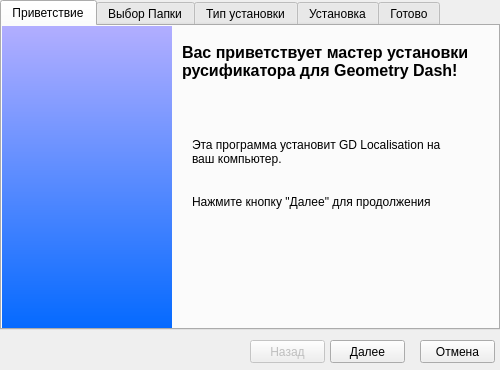
Old version of the form installer.ui in the repository gdlocalisation/gdl-installer.
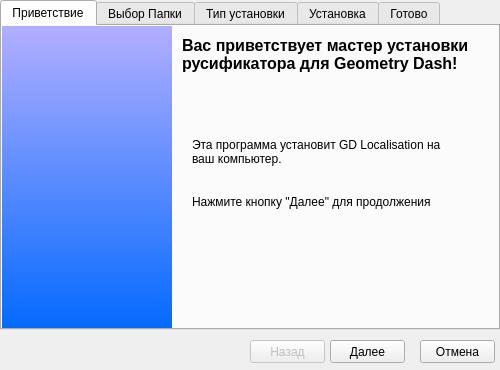
New version of the form. Icons and pictures are not drawn.

Commit message: upd ui for dpi

What changed in the file:
```diff
--- a/installer.ui
+++ b/installer.ui
@@ -92,7 +92,7 @@
         <x>180</x>
         <y>10</y>
         <width>310</width>
-        <height>51</height>
+        <height>91</height>
        </rect>
       </property>
       <property name="font">
@@ -104,6 +104,9 @@
       <property name="text">
        <string>Вас приветствует мастер установки русификатора для Geometry Dash!</string>
       </property>
+      <property name="alignment">
+       <set>Qt::AlignLeading|Qt::AlignLeft|Qt::AlignTop</set>
+      </property>
       <property name="wordWrap">
        <bool>true</bool>
       </property>
```
